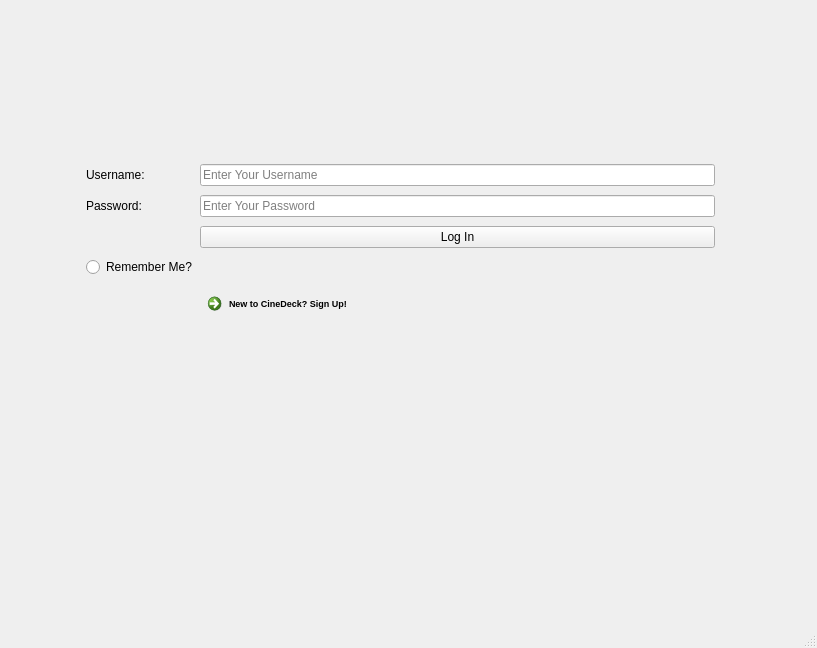
First picture: the form in CineDeck/windows/loginscreen.ui, repository koshyj8/cine-deck, before the edit.
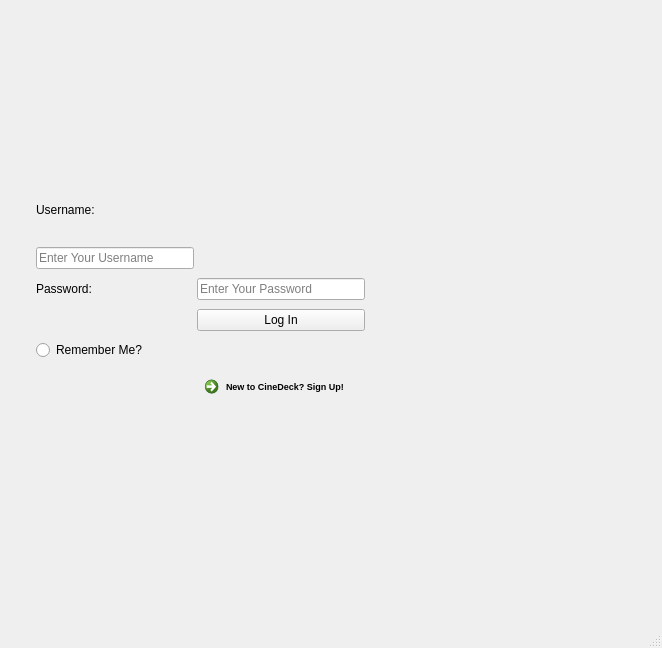
Second picture: the form after the edit. Icons and pictures are not drawn.

```diff
--- a/CineDeck/windows/loginscreen.ui
+++ b/CineDeck/windows/loginscreen.ui
@@ -7,7 +7,7 @@
    <rect>
     <x>0</x>
     <y>0</y>
-    <width>817</width>
+    <width>662</width>
     <height>648</height>
    </rect>
   </property>
@@ -18,9 +18,9 @@
    <widget class="QWidget" name="formWidget" native="true">
     <property name="geometry">
      <rect>
-      <x>70</x>
-      <y>50</y>
-      <width>661</width>
+      <x>20</x>
+      <y>100</y>
+      <width>361</width>
       <height>341</height>
      </rect>
     </property>
@@ -28,17 +28,56 @@
      <property name="horizontalSpacing">
       <number>3</number>
      </property>
-     <item row="2" column="1">
-      <widget class="QLineEdit" name="usernameLineEdit">
-       <property name="placeholderText">
-        <string>Enter Your Username</string>
+     <item row="10" column="1">
+      <widget class="QCommandLinkButton" name="commandLinkButton">
+       <property name="font">
+        <font>
+         <family>Segoe UI</family>
+         <pointsize>7</pointsize>
+        </font>
        </property>
-       <property name="cursorMoveStyle">
-        <enum>Qt::VisualMoveStyle</enum>
+       <property name="text">
+        <string>New to CineDeck? Sign Up!</string>
        </property>
       </widget>
      </item>
-     <item row="3" column="1">
+     <item row="9" column="0">
+      <widget class="QRadioButton" name="radioButton">
+       <property name="text">
+        <string>Remember Me?</string>
+       </property>
+      </widget>
+     </item>
+     <item row="0" column="0" colspan="2">
+      <widget class="QLabel" name="label">
+       <property name="font">
+        <font>
+         <pointsize>17</pointsize>
+        </font>
+       </property>
+       <property name="text">
+        <string/>
+       </property>
+       <property name="pixmap">
+        <pixmap>../../assets/logo.svg</pixmap>
+       </property>
+      </widget>
+     </item>
+     <item row="6" column="0">
+      <widget class="QLabel" name="passwordLabel">
+       <property name="text">
+        <string>Password: </string>
+       </property>
+      </widget>
+     </item>
+     <item row="7" column="1">
+      <widget class="QPushButton" name="pushButton">
+       <property name="text">
+        <string>Log In</string>
+       </property>
+      </widget>
+     </item>
+     <item row="6" column="1">
       <widget class="QLineEdit" name="passwordLineEdit">
        <property name="autoFillBackground">
         <bool>false</bool>
@@ -54,62 +93,23 @@
        </property>
       </widget>
      </item>
-     <item row="3" column="0">
-      <widget class="QLabel" name="passwordLabel">
-       <property name="text">
-        <string>Password: </string>
-       </property>
-      </widget>
-     </item>
-     <item row="1" column="1">
-      <widget class="QLabel" name="label">
-       <property name="font">
-        <font>
-         <pointsize>17</pointsize>
-        </font>
-       </property>
-       <property name="text">
-        <string/>
-       </property>
-       <property name="pixmap">
-        <pixmap>../../assets/logo.svg</pixmap>
-       </property>
-      </widget>
-     </item>
      <item row="2" column="0">
+      <widget class="QLineEdit" name="usernameLineEdit">
+       <property name="placeholderText">
+        <string>Enter Your Username</string>
+       </property>
+       <property name="cursorMoveStyle">
+        <enum>Qt::VisualMoveStyle</enum>
+       </property>
+      </widget>
+     </item>
+     <item row="1" column="0">
       <widget class="QLabel" name="usernameLabel">
        <property name="text">
         <string>Username: </string>
        </property>
       </widget>
      </item>
-     <item row="6" column="1">
-      <widget class="QCommandLinkButton" name="commandLinkButton">
-       <property name="font">
-        <font>
-         <family>Segoe UI</family>
-         <pointsize>7</pointsize>
-        </font>
-       </property>
-       <property name="text">
-        <string>New to CineDeck? Sign Up!</string>
-       </property>
-      </widget>
-     </item>
-     <item row="5" column="0">
-      <widget class="QRadioButton" name="radioButton">
-       <property name="text">
-        <string>Remember Me?</string>
-       </property>
-      </widget>
-     </item>
-     <item row="4" column="1">
-      <widget class="QPushButton" name="pushButton">
-       <property name="text">
-        <string>Log In</string>
-       </property>
-      </widget>
-     </item>
     </layout>
    </widget>
   </widget>
```
